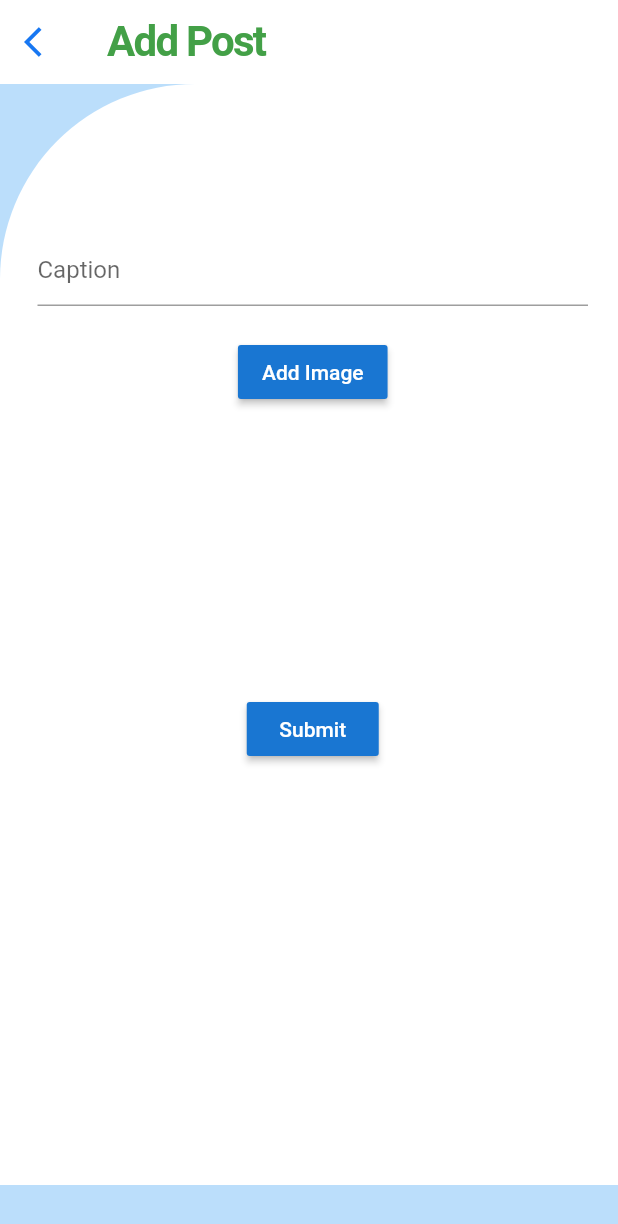
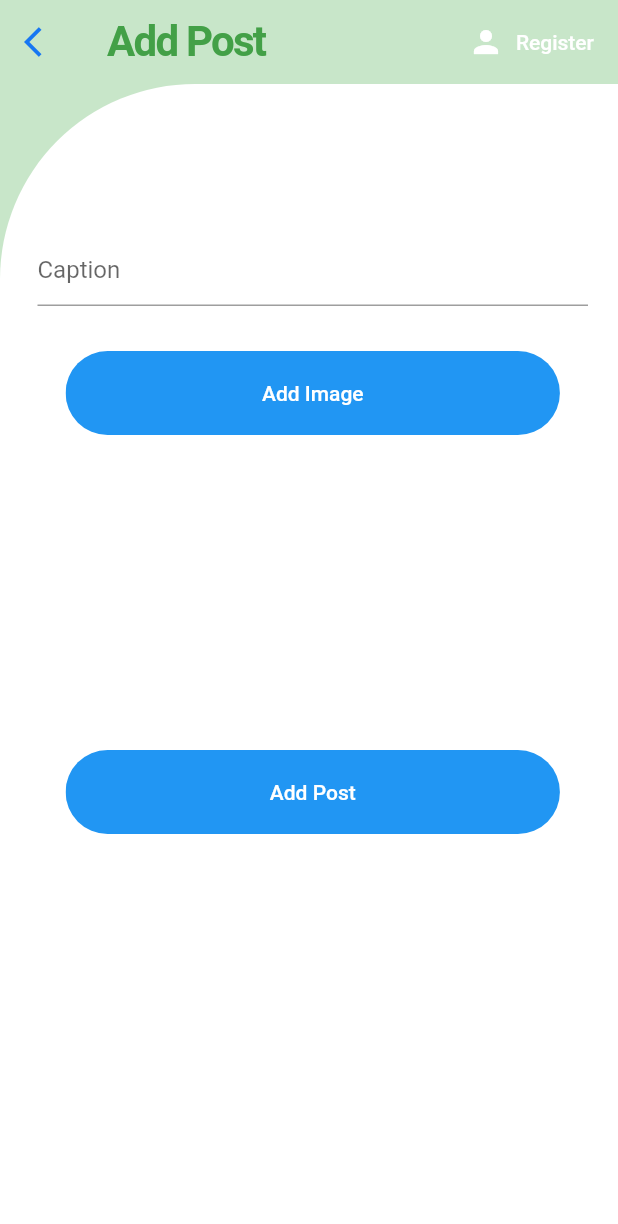
Before and after one commit to SrilalS/MAD_Project, a Flutter app: the AddPost screen opened directly, on a phone screen of 412 x 824 dp. Shown: the top 1224 px of the screen. Run offline on Flutter 3.47's test engine with Material 2 defaults, Android fonts, the phone set to English and light mode, and no system bars; our stand-ins replace cached_network_image, cloud_firestore, firebase_auth, firebase_core, firebase_storage, flutter_spinkit and 5 more; accounts and stored records are empty.

Commit message:
changed form ui

```diff
--- a/lib/UI/add_post.dart
+++ b/lib/UI/add_post.dart
@@ -5,6 +5,7 @@ import 'package:flutter/material.dart';
 import 'package:image_picker/image_picker.dart';
 import 'package:mad_project/UI/club_admin.dart';
 import 'package:mad_project/UI/nav_screens.dart';
+
 import 'package:mad_project/widgets/loading.dart';
 import 'package:mad_project/config/palette.dart';
 import 'package:mad_project/services/database_service.dart';
@@ -31,8 +32,9 @@ class _AddPostState extends State<AddPost> {
 
   @override
   Widget build(BuildContext context) {
+    Size size = MediaQuery.of(context).size;
     return  Scaffold(
-      backgroundColor: Colors.blue[100],
+      backgroundColor: Colors.green[100],
       appBar:AppBar(
         elevation: 0.0,
         leading: IconButton(
@@ -43,7 +45,7 @@ class _AddPostState extends State<AddPost> {
               Navigator.of(context).pop();
             }),
         brightness: Brightness.light,
-        backgroundColor: Colors.white,
+        backgroundColor: Colors.green[100],
         title: Text(
           'Add Post',
           style: const TextStyle(
@@ -65,7 +67,7 @@ class _AddPostState extends State<AddPost> {
         ],
       ) ,
       body: Container(
-        height: MediaQuery.of(context).size.height -90,
+        height: MediaQuery.of(context).size.height ,
         decoration: BoxDecoration(
             color: Colors.white,
 
@@ -80,9 +82,13 @@ class _AddPostState extends State<AddPost> {
                 child: Column(
                   children: <Widget>[
                     SizedBox(height: 100.0),
+
                     TextFormField(
+                      cursorColor: Colors.blue,
                       decoration: InputDecoration(
                         hintText: 'Caption',
+
+
                       ),
                       validator: (val) => val.isEmpty  ? 'enter Caption' :null,
                       onChanged: (val){
@@ -92,14 +98,15 @@ class _AddPostState extends State<AddPost> {
                       },
                     ),
                     SizedBox(height: 20.0),
-                    RaisedButton(
-                        color: Colors.blue[700],
-                        child: Text(
-                          'Add Image',
-                          style: TextStyle(
-                              color: Colors.white
-                          ),
-                        ),
+
+                Container(
+                  margin: EdgeInsets.symmetric(vertical: 10),
+                  width: size.width * 0.8,
+                  child: ClipRRect(
+                    borderRadius: BorderRadius.circular(29),
+                    child: FlatButton(
+                      padding: EdgeInsets.symmetric(vertical: 20, horizontal: 40),
+                      color: Colors.blue,
                       onPressed: () async{
                   setState(() {
                   loading = true;
@@ -113,8 +120,37 @@ class _AddPostState extends State<AddPost> {
 
 
 
-                        }
+                  },
+                      child: Text(
+                        'Add Image',
+                        style: TextStyle(color: Colors.white),
                       ),
+                    ),
+                  ),
+                ),
+//                    RaisedButton(
+//                        color: Colors.blue[700],
+//                        child: Text(
+//                          'Add Image',
+//                          style: TextStyle(
+//                              color: Colors.white
+//                          ),
+//                        ),
+//                        onPressed: () async{
+//                          setState(() {
+//                            loading = true;
+//                          });
+//                          dynamic result =await uploadImage();
+//                          if(result == null){
+//                            setState(() {
+//                              loading = false;
+//                            });
+//                          }
+//
+//
+//
+//                        }
+//                    ),
 
                     SizedBox(height: 20.0),
 
@@ -122,17 +158,17 @@ class _AddPostState extends State<AddPost> {
                       ? Image.network(imageUrl)
                        :loading ? Loading():Placeholder(fallbackHeight: 150.0,fallbackWidth: double.infinity, color: Colors.transparent,),
                     SizedBox(height: 20.0),
-                    RaisedButton(
-                        color: Colors.blue[700],
-                        child: Text(
-                          'Submit',
-                          style: TextStyle(
-                              color: Colors.white
-                          ),
-                        ),
+                    Container(
+                      margin: EdgeInsets.symmetric(vertical: 10),
+                      width: size.width * 0.8,
+                      child: ClipRRect(
+                        borderRadius: BorderRadius.circular(29),
+                        child: FlatButton(
+                          padding: EdgeInsets.symmetric(vertical: 20, horizontal: 40),
+                          color: Colors.blue,
                           onPressed: () async{
                             if(caption != null || imageUrl != null){
-                            DatabaseService().setPost(caption, imageUrl, "dra,aclub",Uuid().v1() , "https://www.nsbm.ac.lk/wp-content/uploads/2019/08/footer_logo.png", "Dancing Club", DateTime.now());
+                              DatabaseService().setPost(caption, imageUrl, "dramaclub",Uuid().v1() , "https://www.nsbm.ac.lk/wp-content/uploads/2019/08/footer_logo.png", "Dancing Club", DateTime.now());
 
                               Navigator.push(context,
                                 MaterialPageRoute(
@@ -144,8 +180,38 @@ class _AddPostState extends State<AddPost> {
                             }
 
 
-                        }
+                          },
+                          child: Text(
+                          'Add Post',
+                            style: TextStyle(color: Colors.white),
                           ),
+                        ),
+                      ),
+                    ),
+//                    RaisedButton(
+//                        color: Colors.blue[700],
+//                        child: Text(
+//                          'Submit',
+//                          style: TextStyle(
+//                              color: Colors.white
+//                          ),
+//                        ),
+//                        onPressed: () async{
+//                          if(caption != null || imageUrl != null){
+//                            DatabaseService().setPost(caption, imageUrl, "dramaclub",Uuid().v1() , "https://www.nsbm.ac.lk/wp-content/uploads/2019/08/footer_logo.png", "Dancing Club", DateTime.now());
+//
+//                            Navigator.push(context,
+//                              MaterialPageRoute(
+//                                  builder:(context) => NavScreen()
+//                              ),);
+//                          }
+//                          else{
+//                            error = "Add caption or image";
+//                          }
+//
+//
+//                        }
+//                    ),
                     SizedBox(height: 12.0),
                     Text(
                       error,
--- a/lib/UI/club_screen.dart
+++ b/lib/UI/club_screen.dart
@@ -62,6 +62,7 @@ class _ClubPageState extends State<ClubPage> {
                           imageUrl: snapshot.data[index].imageUrl,
                           clubImage: snapshot.data[index].clubImage,
                           clubName: snapshot.data[index].clubName,
+
                         );
                       }
                   );
--- a/lib/UI/home_screen.dart
+++ b/lib/UI/home_screen.dart
@@ -17,9 +17,11 @@ class _HomeScreenState extends State<HomeScreen> {
   @override
   Widget build(BuildContext context) {
     return Scaffold(
+
       appBar: AppBar(
         brightness: Brightness.light,
         backgroundColor: Colors.white,
+        elevation: 0,
 
         title: Text(
           'C Plus',
--- a/lib/models/post_model.dart
+++ b/lib/models/post_model.dart
@@ -82,7 +82,7 @@ class Post{
       'clubId':clubId,
       'clubImage':clubImage,
       'clubName':clubName,
-//
+
       'imageUrl':imageUrl,
       'postId':postId,
 
--- a/pubspec.yaml
+++ b/pubspec.yaml
@@ -26,6 +26,7 @@ dependencies:
   image_picker: ^0.6.7+14
   permission_handler: ^5.0.1+1
   flutter_spinkit: ^4.1.2+1
+  flutter_svg: ^0.19.1
 
 dev_dependencies:
   flutter_test:
```
Also changed, not shown: lib/UI/add_event.dart (+81 -21 lines), lib/widgets/club_post_container.dart (+6 -1 lines), pubspec.lock. Lines whose indentation alone changed are shown as unchanged.
